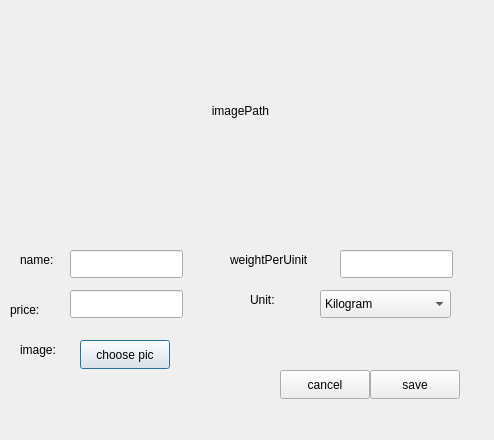
This is CakeManager/src/ui/MaterialCard/materialdialog.ui in mohammad23-c/CakeManager as Qt 5 draws it before an edit. The edited form follows.
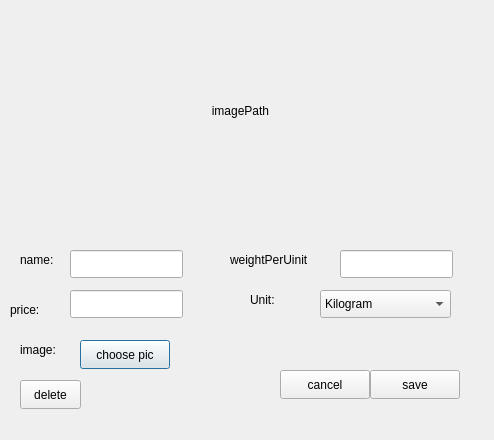
This is the edited form.

Commit message: ingredient page fix with delete ui and create handcraft

```diff
--- a/CakeManager/src/ui/MaterialCard/materialdialog.ui
+++ b/CakeManager/src/ui/MaterialCard/materialdialog.ui
@@ -188,6 +188,19 @@
     <string>cancel</string>
    </property>
   </widget>
+  <widget class="QPushButton" name="deleteIngredent">
+   <property name="geometry">
+    <rect>
+     <x>20</x>
+     <y>380</y>
+     <width>61</width>
+     <height>29</height>
+    </rect>
+   </property>
+   <property name="text">
+    <string>delete</string>
+   </property>
+  </widget>
  </widget>
  <resources/>
  <connections/>
```
The commit also changes 7 other files.
